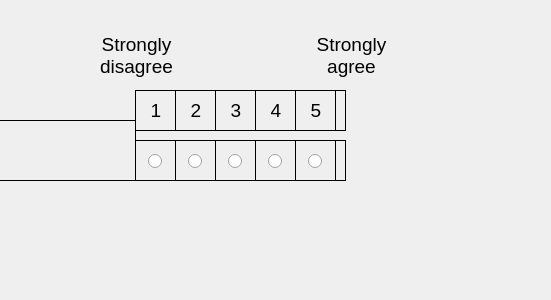
nickconlon/etgoa_evaluation, file surveys/usability_survey.ui: the form before one commit; both pictures show x 349 to 900 and y 0 to 300 of the 900 by 300 pixel window.
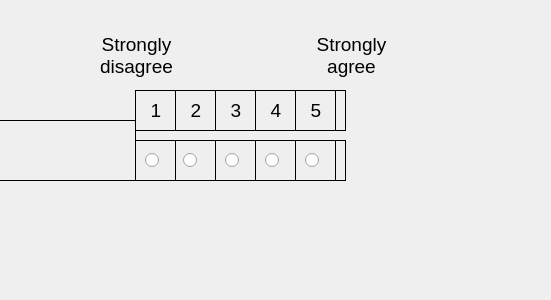
The form after the commit.

Commit message: updates to surveys. removing automated surveys from UI

Patch:
```diff
--- a/surveys/usability_survey.ui
+++ b/surveys/usability_survey.ui
@@ -59,10 +59,10 @@
     <widget class="QRadioButton" name="radio_1">
      <property name="geometry">
       <rect>
-       <x>13</x>
-       <y>10</y>
-       <width>16</width>
-       <height>23</height>
+       <x>10</x>
+       <y>0</y>
+       <width>31</width>
+       <height>41</height>
       </rect>
      </property>
      <property name="font">
@@ -101,10 +101,10 @@
     <widget class="QRadioButton" name="radio_2">
      <property name="geometry">
       <rect>
-       <x>13</x>
-       <y>10</y>
-       <width>16</width>
-       <height>23</height>
+       <x>8</x>
+       <y>0</y>
+       <width>31</width>
+       <height>41</height>
       </rect>
      </property>
      <property name="font">
@@ -143,10 +143,10 @@
     <widget class="QRadioButton" name="radio_3">
      <property name="geometry">
       <rect>
-       <x>13</x>
-       <y>10</y>
-       <width>16</width>
-       <height>23</height>
+       <x>10</x>
+       <y>0</y>
+       <width>31</width>
+       <height>41</height>
       </rect>
      </property>
      <property name="font">
@@ -185,10 +185,10 @@
     <widget class="QRadioButton" name="radio_4">
      <property name="geometry">
       <rect>
-       <x>13</x>
-       <y>10</y>
-       <width>16</width>
-       <height>23</height>
+       <x>10</x>
+       <y>0</y>
+       <width>31</width>
+       <height>41</height>
       </rect>
      </property>
      <property name="font">
@@ -227,10 +227,10 @@
     <widget class="QRadioButton" name="radio_5">
      <property name="geometry">
       <rect>
-       <x>13</x>
-       <y>10</y>
-       <width>16</width>
-       <height>23</height>
+       <x>10</x>
+       <y>0</y>
+       <width>31</width>
+       <height>41</height>
       </rect>
      </property>
      <property name="font">
```
The commit also changes 10 other files.
